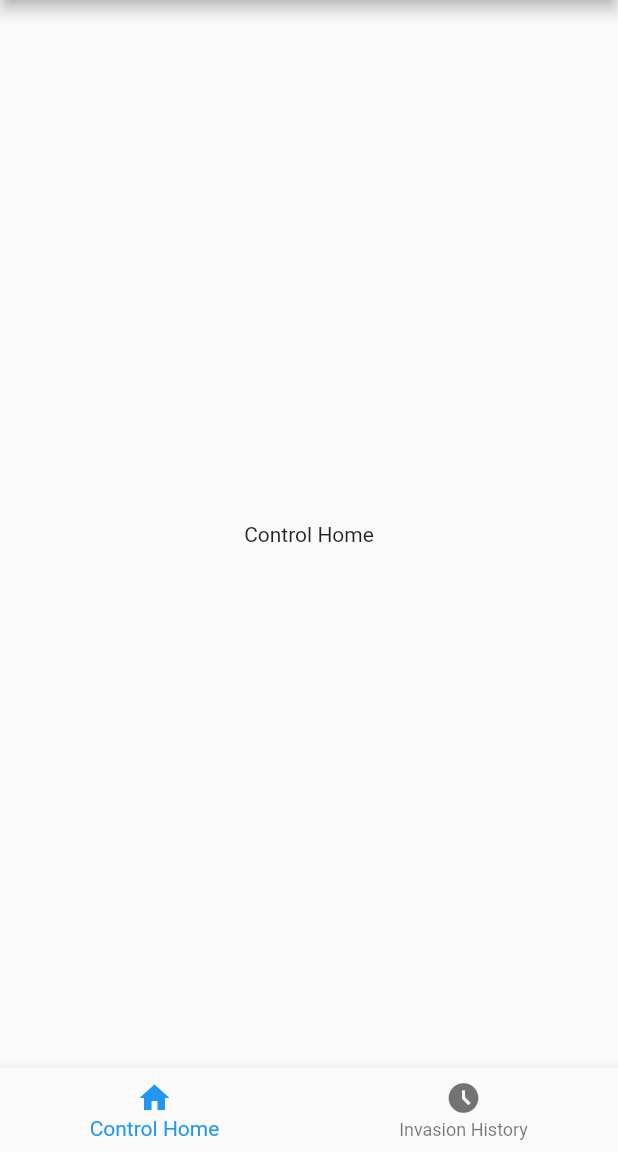
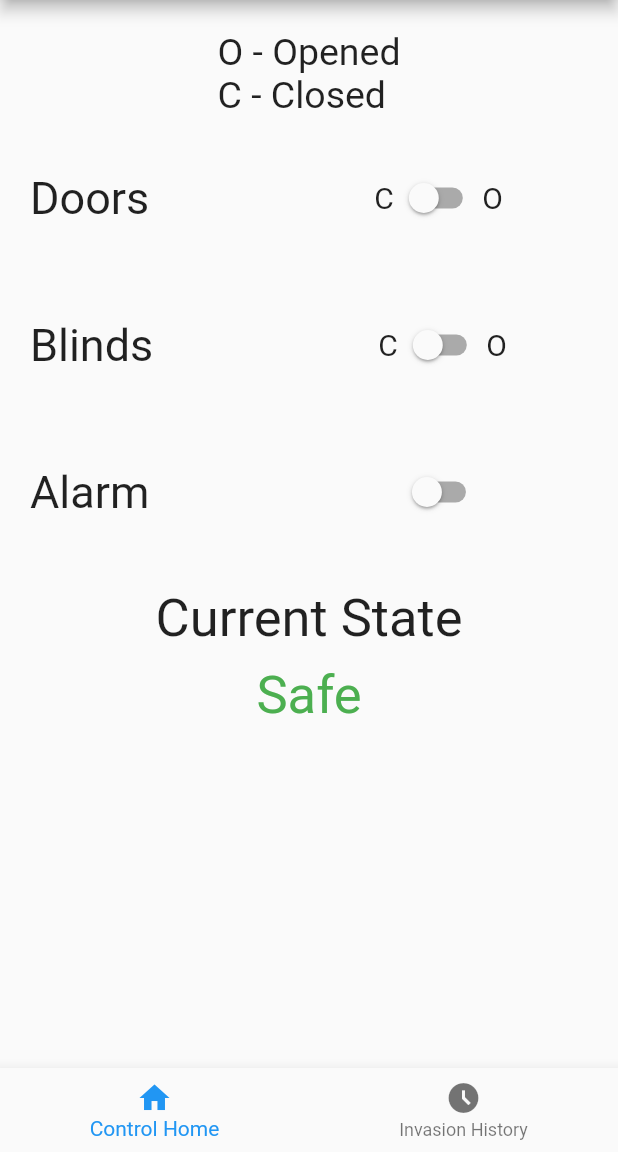
Before and after one commit to abia22/home-safety-system, a Flutter app: the screen it shows after launch, on a phone screen of 412 x 824 dp, the part 84-1236 px from its top. Run offline on Flutter 3.47's test engine with Material 2 defaults, Android fonts, the phone set to English and light mode, and no system bars.

Commit message:
Control Home layout done

```diff
--- a/lib/page/control_home.dart
+++ b/lib/page/control_home.dart
@@ -8,11 +8,187 @@ class ControlHome extends StatefulWidget {
 }
 
 class _ControlHomeState extends State<ControlHome> {
+  bool doors = false;
+  bool blinds = false;
+  bool alarm = false;
+  bool secure = true;
+
   @override
   Widget build(BuildContext context) {
-    return const Scaffold(
-      body: Center(
-        child: Text('Control Home'),
+
+    Widget textSafe = const Padding(
+        padding: EdgeInsets.fromLTRB(0, 10, 0, 0),
+        child: Text(
+            'Safe',
+            style: TextStyle(
+                fontSize: 35,
+                color: Colors.green
+            ),
+        )
+    );
+
+    Widget textDanger = const Padding(
+      padding: EdgeInsets.fromLTRB(0, 10, 0, 0),
+        child: Text(
+          'Danger',
+          style: TextStyle(
+              fontSize: 35,
+              color: Colors.red
+          ),
+        ),
+    );
+
+    Widget switchRowDoors =
+    Container(
+      padding: const EdgeInsets.fromLTRB(0, 30, 0, 0),
+        child: Row(
+        children: [
+          Row(
+            children: const [
+              Text(
+                'Doors',
+                style: TextStyle(
+                    fontSize: 30
+                ),
+              ),
+            ],
+          ),
+          Container(
+            padding: const EdgeInsets.fromLTRB(150, 0, 0, 0),
+            child: Row(
+              children: [
+                const Text(
+                  'C',
+                  style: TextStyle(
+                      fontSize: 20
+                  ),
+                ),
+                Switch(
+                  value: doors,
+                  onChanged: (bool state) {
+                    setState(() {
+                      doors = state;
+                    });
+                  },
+                ),
+                const Text(
+                  'O',
+                  style: TextStyle(
+                      fontSize: 20
+                  ),
+                ),
+              ],
+            ),
+          ),
+        ],
+      )
+    );
+
+    Widget switchRowBlinds =
+    Container(
+        padding: const EdgeInsets.fromLTRB(0, 50, 0, 0),
+        child: Row(
+          children: [
+            Row(
+              children: const [
+                Text(
+                  'Blinds',
+                  style: TextStyle(
+                      fontSize: 30
+                  ),
+                ),
+              ],
+            ),
+            Container(
+              padding: const EdgeInsets.fromLTRB(150, 0, 0, 0),
+              child: Row(
+                children: [
+                  const Text(
+                    'C',
+                    style: TextStyle(
+                        fontSize: 20
+                    ),
+                  ),
+                  Switch(
+                    value: blinds,
+                    onChanged: (bool state) {
+                      setState(() {
+                        blinds = state;
+                      });
+                    },
+                  ),
+                  const Text(
+                    'O',
+                    style: TextStyle(
+                        fontSize: 20
+                    ),
+                  ),
+                ],
+              ),
+            ),
+          ],
+        )
+    );
+
+    Widget switchRowAlarm =
+    Container(
+        padding: const EdgeInsets.fromLTRB(0, 50, 0, 0),
+        child: Row(
+          children: [
+            Row(
+              children: const [
+                Text(
+                  'Alarm',
+                  style: TextStyle(
+                      fontSize: 30
+                  ),
+                ),
+              ],
+            ),
+            Container(
+              padding: const EdgeInsets.fromLTRB(165, 0, 0, 0),
+              child: Switch(
+                value: alarm,
+                onChanged: (bool state) {
+                  setState(() {
+                    alarm = state;
+                  });
+                },
+              ),
+            ),
+          ],
+        )
+    );
+
+    return Scaffold(
+      body: Container(
+        padding: const EdgeInsets.all(20),
+        child: Center(
+          child: Column(
+            crossAxisAlignment: CrossAxisAlignment.center,
+            children: [
+              const Text(
+                'O - Opened\nC - Closed',
+                style: TextStyle(
+                    fontSize: 25
+                ),
+              ),
+              switchRowDoors,
+              switchRowBlinds,
+              switchRowAlarm,
+              const Padding(
+                padding: EdgeInsets.fromLTRB(0, 40, 0, 0),
+                child: Text(
+                  'Current State',
+                  style: TextStyle(
+                    fontSize: 35
+                  )
+                ),
+              ),
+              secure ? textSafe : textDanger
+            ],
+          ),
+        )
       ),
     );
   }
```
